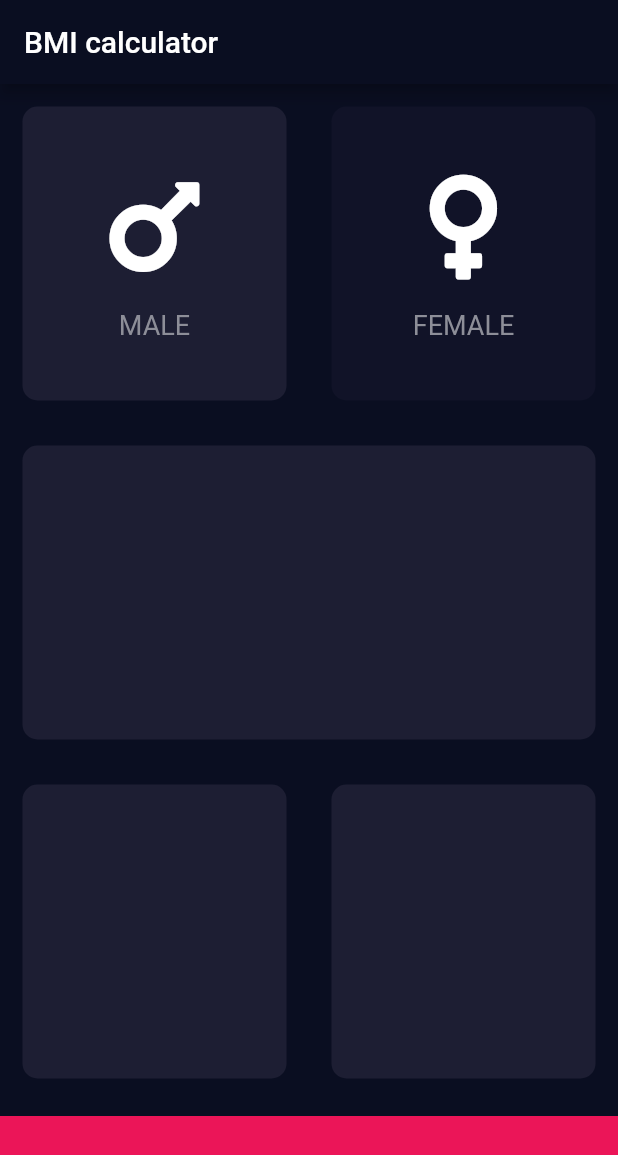
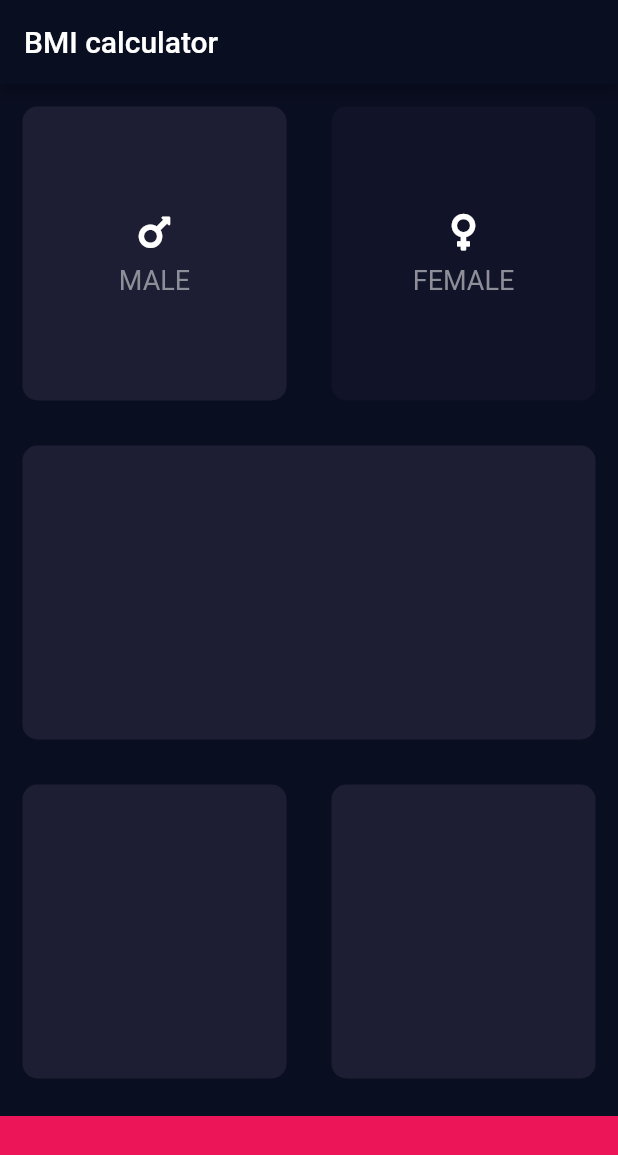
Before and after one commit to mehrbarz/BMI-calculator, a Flutter app: the screen it shows after launch, after a tap on "MALE", on a phone screen of 412 x 824 dp. Shown: the top 1155 px of the screen. Run offline on Flutter 3.47's test engine with Material 2 defaults, Android fonts, the phone set to English and light mode, and no system bars; our stand-ins replace font_awesome_flutter.

Commit message:
dart enums

```diff
--- a/bmi_calculator/lib/icon_content.dart
+++ b/bmi_calculator/lib/icon_content.dart
@@ -18,10 +18,10 @@ class IconContent extends StatelessWidget {
       children: [
         Icon(
           icon,
-          size: 80,
+          size: 28,
         ),
         SizedBox(
-          height: 15,
+          height: 8,
         ),
         Text(
           label,
--- a/bmi_calculator/lib/input_page.dart
+++ b/bmi_calculator/lib/input_page.dart
@@ -8,6 +8,10 @@ const bottomContainerHeight = 80.0;
 const activeCardColor = Color(0xFF1D1E33);
 const inactiveCardColor = Color(0xFF1111328);
 const bottomContainerColor = Color(0xFFEB1558);
+enum Gender {
+  male,
+  female,
+}
 
 class InputPagePage extends StatefulWidget {
   @override
@@ -19,9 +23,9 @@ class _InputPagePageState extends State<InputPagePage> {
   Color femaleCardColor = inactiveCardColor;
 
   //1 = male , 2 = female
-  void updateColor(int gender) {
+  void updateColor(Gender selectedGender) {
     //male card pressed
-    if (gender == 1) {
+    if (selectedGender == Gender.male) {
       if (maleCardColor == inactiveCardColor) {
         maleCardColor = activeCardColor;
         femaleCardColor = inactiveCardColor;
@@ -30,7 +34,7 @@ class _InputPagePageState extends State<InputPagePage> {
       }
     }
     //female card pressed
-    if (gender == 2) {
+    if (selectedGender == Gender.female) {
       if (femaleCardColor == inactiveCardColor) {
         femaleCardColor = activeCardColor;
         maleCardColor = inactiveCardColor;
@@ -55,7 +59,7 @@ class _InputPagePageState extends State<InputPagePage> {
                   child: GestureDetector(
                     onTap: () {
                       setState(() {
-                        updateColor(1);
+                        updateColor(Gender.male);
                       });
                     },
                     child: ReusableCard(
@@ -71,7 +75,7 @@ class _InputPagePageState extends State<InputPagePage> {
                   child: GestureDetector(
                     onTap: () {
                       setState(() {
-                        updateColor(2);
+                        updateColor(Gender.female);
                       });
                     },
                     child: ReusableCard(
```
